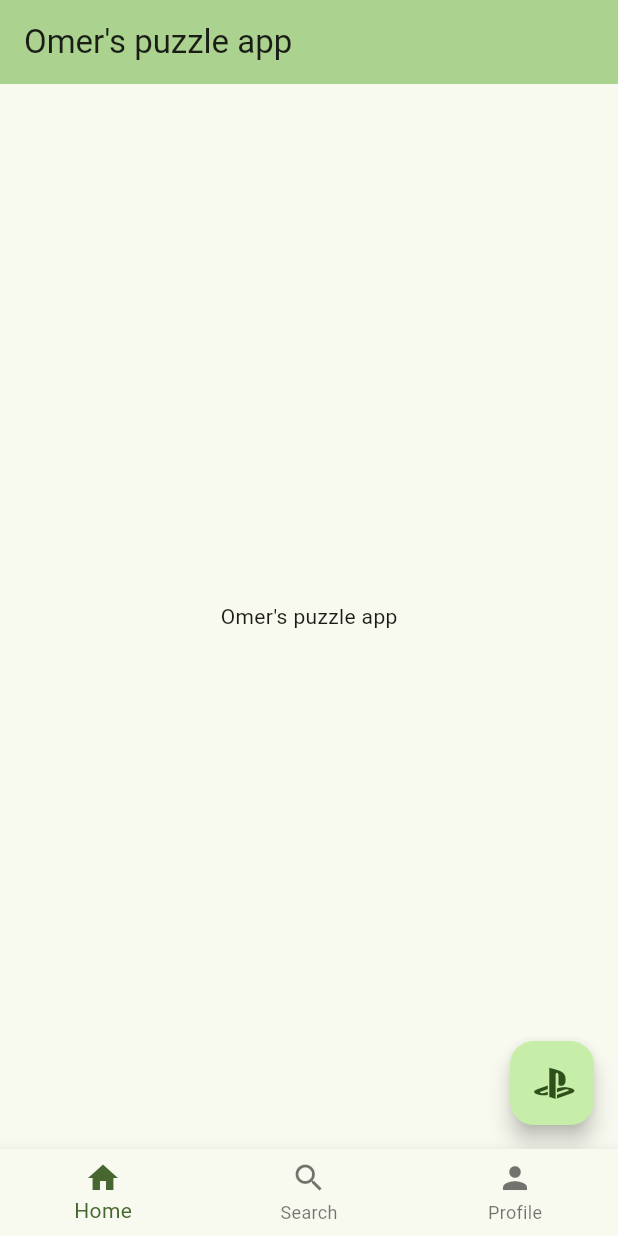
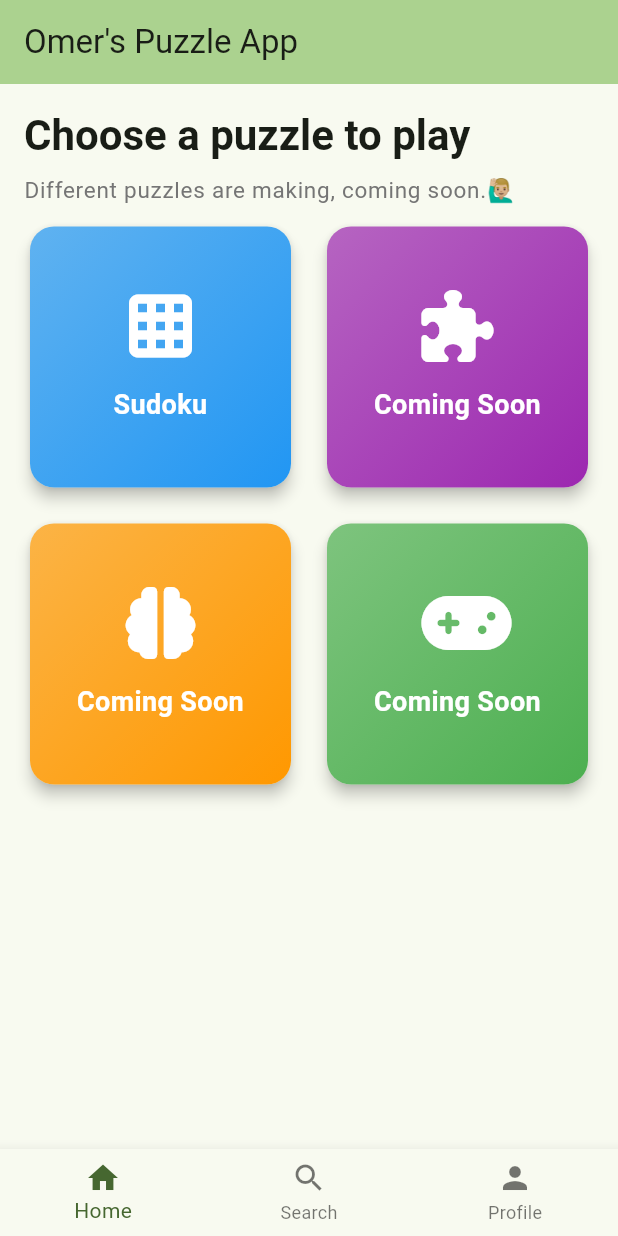
Before and after one commit to omerbayar/sudoku_app, a Flutter app: the screen it shows after launch, on a phone screen of 412 x 824 dp. Run offline on Flutter 3.47's test engine with Material 3 defaults, Android fonts, the phone set to English and light mode, and no system bars; our stand-ins replace font_awesome_flutter, go_router.

Commit message:
dashboard design continue

```diff
--- a/lib/main.dart
+++ b/lib/main.dart
@@ -1,8 +1,5 @@
 import 'package:flutter/material.dart';
-import 'package:flutter/cupertino.dart';
-import 'package:go_router/go_router.dart';
 import 'routes.dart';
-import 'package:font_awesome_flutter/font_awesome_flutter.dart';
 
 void main() {
   runApp(const MyApp());
@@ -20,42 +17,9 @@ class MyApp extends StatelessWidget {
         colorScheme: ColorScheme.fromSeed(
           seedColor: const Color.fromARGB(255, 136, 216, 86),
         ),
+        useMaterial3: true,
       ),
       routerConfig: router,
     );
   }
 }
-
-class MyHomePage extends StatefulWidget {
-  const MyHomePage({super.key, required this.title});
-
-  final String title;
-
-  @override
-  State<MyHomePage> createState() => _MyHomePageState();
-}
-
-class _MyHomePageState extends State<MyHomePage> {
-  @override
-  Widget build(BuildContext context) {
-    return Scaffold(
-      appBar: AppBar(
-        backgroundColor: Theme.of(context).colorScheme.inversePrimary,
-        title: Text(widget.title),
-      ),
-      body: Center(
-        child: Column(
-          mainAxisAlignment: MainAxisAlignment.center,
-          children: <Widget>[const Text("Omer's puzzle app")],
-        ),
-      ),
-      floatingActionButton: FloatingActionButton(
-        onPressed: () {
-          context.push('/sudokuScreen');
-        },
-        tooltip: 'Sudoku',
-        child: Icon(FontAwesomeIcons.playstation),
-      ),
-    );
-  }
-}
--- a/lib/routes.dart
+++ b/lib/routes.dart
@@ -1,6 +1,6 @@
 import 'package:flutter/material.dart';
 import 'package:go_router/go_router.dart';
-import 'main.dart';
+import 'screens/dashboard.dart';
 import 'screens/sudoku.dart';
 
 final GoRouter router = GoRouter(
@@ -13,8 +13,7 @@ final GoRouter router = GoRouter(
       routes: [
         GoRoute(
           path: '/',
-          builder: (context, state) =>
-              const MyHomePage(title: "Omer's puzzle app"),
+          builder: (context, state) => const DashboardScreen(),
         ),
         GoRoute(
           path: '/sudokuScreen',
--- /dev/null
+++ b/lib/screens/dashboard.dart
@@ -0,0 +1,144 @@
+import 'package:flutter/material.dart';
+import 'package:go_router/go_router.dart';
+import 'package:font_awesome_flutter/font_awesome_flutter.dart';
+
+class DashboardScreen extends StatefulWidget {
+  const DashboardScreen({super.key});
+
+  @override
+  State<DashboardScreen> createState() => _DashboardScreenState();
+}
+
+class _DashboardScreenState extends State<DashboardScreen> {
+  @override
+  Widget build(BuildContext context) {
+    return Scaffold(
+      appBar: AppBar(
+        backgroundColor: Theme.of(context).colorScheme.inversePrimary,
+        title: const Text("Omer's Puzzle App"),
+        elevation: 0,
+      ),
+      body: SafeArea(
+        child: Padding(
+          padding: const EdgeInsets.all(16.0),
+          child: Column(
+            crossAxisAlignment: CrossAxisAlignment.start,
+            children: [
+              _buildWelcomeSection(),
+              const SizedBox(height: 8),
+              Expanded(child: _buildGameGrid()),
+            ],
+          ),
+        ),
+      ),
+      // floatingActionButton: FloatingActionButton.extended(
+      //   onPressed: () {
+      //     context.push('/sudokuScreen');
+      //   },
+      //   tooltip: 'Play Sudoku',
+      //   icon: const Icon(FontAwesomeIcons.playstation),
+      //   label: const Text('Play Sudoku'),
+      // ),
+    );
+  }
+
+  Widget _buildWelcomeSection() {
+    return Column(
+      crossAxisAlignment: CrossAxisAlignment.start,
+      children: [
+        Text(
+          "Choose a puzzle to play",
+          style: Theme.of(
+            context,
+          ).textTheme.headlineMedium?.copyWith(fontWeight: FontWeight.bold),
+        ),
+        const SizedBox(height: 8),
+        Text(
+          "Different puzzles are making, coming soon.🙋🏼‍♂️",
+          style: Theme.of(context).textTheme.bodyLarge?.copyWith(
+            color: Colors.grey[600],
+            fontSize: 15,
+          ),
+        ),
+      ],
+    );
+  }
+
+  //game grid
+  Widget _buildGameGrid() {
+    return GridView.count(
+      crossAxisCount: 2,
+      crossAxisSpacing: 16,
+      mainAxisSpacing: 16,
+      children: [
+        _buildGameCard(
+          title: 'Sudoku',
+          icon: FontAwesomeIcons.tableCells,
+          color: Colors.blue,
+          onTap: () => context.push('/sudokuScreen'),
+        ),
+        _buildGameCard(
+          title: 'Coming Soon',
+          icon: FontAwesomeIcons.puzzlePiece,
+          color: Colors.purple,
+          onTap: () {},
+        ),
+        _buildGameCard(
+          title: 'Coming Soon',
+          icon: FontAwesomeIcons.brain,
+          color: Colors.orange,
+          onTap: () {},
+        ),
+        _buildGameCard(
+          title: 'Coming Soon',
+          icon: FontAwesomeIcons.gamepad,
+          color: Colors.green,
+          onTap: () {},
+        ),
+      ],
+    );
+  }
+
+  Widget _buildGameCard({
+    required String title,
+    required IconData icon,
+    required Color color,
+    required VoidCallback onTap,
+  }) {
+    return Card(
+      elevation: 4,
+      shape: RoundedRectangleBorder(borderRadius: BorderRadius.circular(16)),
+      child: InkWell(
+        onTap: onTap,
+        borderRadius: BorderRadius.circular(16),
+        child: Container(
+          padding: const EdgeInsets.all(16),
+          decoration: BoxDecoration(
+            borderRadius: BorderRadius.circular(16),
+            gradient: LinearGradient(
+              begin: Alignment.topLeft,
+              end: Alignment.bottomRight,
+              colors: [color.withOpacity(0.7), color],
+            ),
+          ),
+          child: Column(
+            mainAxisAlignment: MainAxisAlignment.center,
+            children: [
+              Icon(icon, size: 48, color: Colors.white),
+              const SizedBox(height: 16),
+              Text(
+                title,
+                style: const TextStyle(
+                  fontSize: 18,
+                  fontWeight: FontWeight.bold,
+                  color: Colors.white,
+                ),
+                textAlign: TextAlign.center,
+              ),
+            ],
+          ),
+        ),
+      ),
+    );
+  }
+}
```
Also changed, not shown: lib/screens/profile.dart (added), lib/screens/searchScreen.dart (added).
